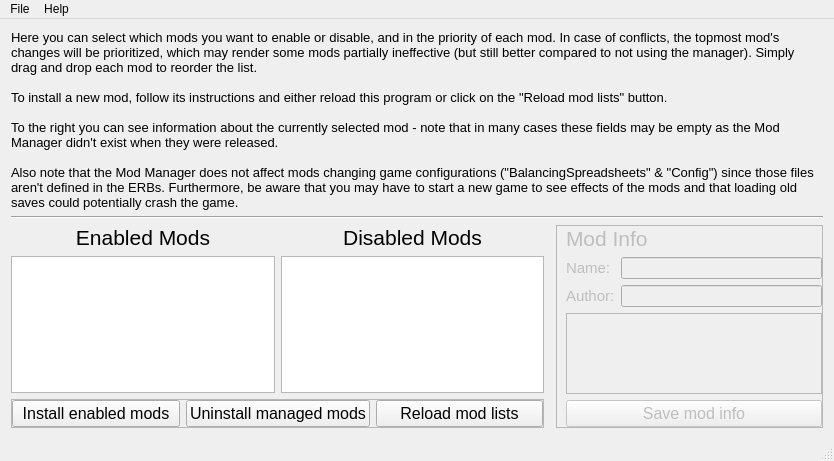
First picture: the form in modmanager/UI_MainWindow.ui, repository leiftiger/EG_Tools, before the edit.
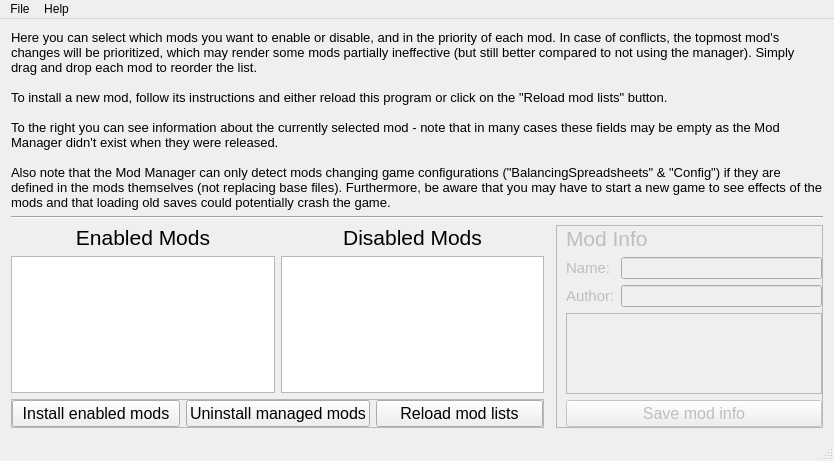
Second picture: the form after the edit.

Commit message: Added support for merging select config files

Patch:
```diff
--- a/modmanager/UI_MainWindow.ui
+++ b/modmanager/UI_MainWindow.ui
@@ -272,7 +272,7 @@
 
 To the right you can see information about the currently selected mod - note that in many cases these fields may be empty as the Mod Manager didn't exist when they were released.
 
-Also note that the Mod Manager does not affect mods changing game configurations (&quot;BalancingSpreadsheets&quot; &amp; &quot;Config&quot;) since those files aren't defined in the ERBs. Furthermore, be aware that you may have to start a new game to see effects of the mods and that loading old saves could potentially crash the game.</string>
+Also note that the Mod Manager can only detect mods changing game configurations (&quot;BalancingSpreadsheets&quot; &amp; &quot;Config&quot;) if they are defined in the mods themselves (not replacing base files). Furthermore, be aware that you may have to start a new game to see effects of the mods and that loading old saves could potentially crash the game.</string>
       </property>
       <property name="wordWrap">
        <bool>true</bool>
```
The commit also changes 10 other files.
